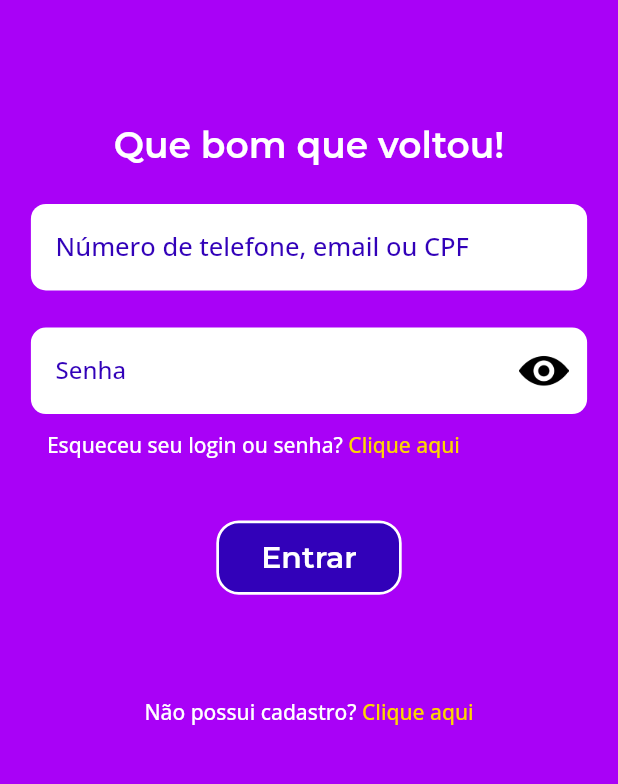
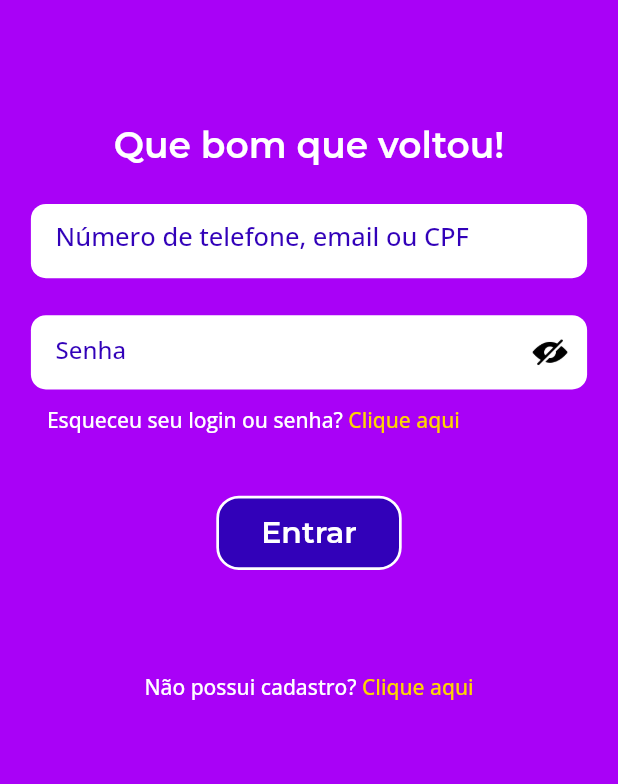
Before and after one commit to Palagio/app_todo_lovepeople, a Flutter app: the screen it shows after launch, on a phone screen of 412 x 824 dp, the part 371-1155 px from its top. Run offline on Flutter 3.47's test engine with Material 2 defaults, Android fonts, the phone set to English and light mode, and no system bars; our stand-ins replace google_fonts.

Commit message:
Atts gerencia de estado ver e desver

```diff
--- a/lib/app_widget.dart
+++ b/lib/app_widget.dart
@@ -1,4 +1,5 @@
 import 'package:app_todo_lovepeople/modules/auth/auth_view.dart';
+import 'package:app_todo_lovepeople/modules/sign_up/sign_up_view.dart';
 import 'package:flutter/material.dart';
 
 class AppWidget extends StatelessWidget {
@@ -7,6 +8,9 @@ class AppWidget extends StatelessWidget {
   @override
   Widget build(BuildContext context) {
     return MaterialApp(
+    routes: {
+         '/signUpView': (context) =>  SignUpView(),
+      },
       title: 'To Do List',
       debugShowCheckedModeBanner: false,
       theme: ThemeData(
--- a/lib/modules/auth/auth_model.dart
+++ b/lib/modules/auth/auth_model.dart
@@ -1,3 +1,12 @@
 class AuthModel {
-    bool obscureTextStatus = false;
+  BoolValue obscurePasswordStatus = BoolValue();
+  BoolValue obscurePasswordConfirmStatus = BoolValue();
+
 }
+
+class BoolValue {
+  bool value = true;
+  toggle(BoolValue) {
+    value = !value;
+  }
+}
--- a/lib/modules/auth/auth_view.dart
+++ b/lib/modules/auth/auth_view.dart
@@ -1,9 +1,12 @@
-import 'package:app_todo_lovepeople/modules/auth/widgets/auth_text_button_widget.dart';
+import 'package:app_todo_lovepeople/modules/auth/auth_model.dart';
+import 'package:app_todo_lovepeople/modules/auth/auth_presenter.dart';
+import 'package:app_todo_lovepeople/shared/widgets/text_button_widget.dart';
 import 'package:app_todo_lovepeople/shared/widgets/dynamic-button_widget.dart';
 import 'package:app_todo_lovepeople/shared/widgets/password_text_field_widget.dart';
 import 'package:app_todo_lovepeople/shared/widgets/text_form_field_widget.dart';
 import 'package:flutter/material.dart';
 import 'package:google_fonts/google_fonts.dart';
+import 'package:provider/provider.dart';
 
 class AuthView extends StatefulWidget {
   const AuthView({Key? key}) : super(key: key);
@@ -16,11 +19,13 @@ class _AuthViewState extends State<AuthView> {
   @override
   Widget build(BuildContext context) {
     final size = MediaQuery.of(context).size;
+
     return Scaffold(
       backgroundColor: Color.fromARGB(255, 169, 1, 247),
       body: SafeArea(
         child: SingleChildScrollView(
-          child: Column(
+          child: Consumer<AuthPresenter>(builder: (context, presenter, child) {
+            return Column(
               children: [
                 Stack(
                   children: [
@@ -85,9 +90,12 @@ class _AuthViewState extends State<AuthView> {
                   height: size.height * 0.03,
                 ),
                 PasswordTextFormFieldWidget(
+                  toggleStatus: presenter.toggle,
+                  status: presenter.authModel.obscurePasswordStatus,
                   hintText: 'Senha',
                 ),
-              AuthTextButtonWidget(
+                TextButtonWidget(
+                  route: '',
                   buttonText: 'Clique aqui',
                   text: 'Esqueceu seu login ou senha? ',
                   marginRight: size.width * 0.18,
@@ -102,13 +110,16 @@ class _AuthViewState extends State<AuthView> {
                   radius: 15,
                 ),
                 SizedBox(height: size.height * 0.07),
-              AuthTextButtonWidget(
+                TextButtonWidget(
+                  route: '',
                   marginRight: 0,
                   text: 'Não possui cadastro? ',
                   buttonText: 'Clique aqui',
-              )
+                ),
+
               ],
-          ),
+            );
+          }),
         ),
       ),
     );
--- a/lib/shared/widgets/password_text_field_widget.dart
+++ b/lib/shared/widgets/password_text_field_widget.dart
@@ -1,23 +1,24 @@
-import 'package:app_todo_lovepeople/modules/auth/auth_presenter.dart';
+import 'package:app_todo_lovepeople/modules/auth/auth_model.dart';
 import 'package:flutter/material.dart';
 import 'package:google_fonts/google_fonts.dart';
-import 'package:provider/provider.dart';
 
 class PasswordTextFormFieldWidget extends StatelessWidget {
   final String hintText;
-
+  final BoolValue status;
+  final Function(BoolValue) toggleStatus;
   PasswordTextFormFieldWidget({
     Key? key,
     required this.hintText,
+    required this.status,
+    required this.toggleStatus,
   }) : super(key: key);
 
   @override
   Widget build(BuildContext context) {
     final size = MediaQuery.of(context).size;
 
-    return Consumer<AuthPresenter>(builder: (context, presenter, child) {
     return Container(
-        height: size.height * 0.07,
+      height: size.height * 0.06,
       width: size.width * 0.9,
       decoration: BoxDecoration(
         color: Colors.white,
@@ -32,19 +33,19 @@ class PasswordTextFormFieldWidget extends StatelessWidget {
           ),
         ),
         expands: false,
-          obscureText: presenter.authModel.obscureTextStatus,
+        obscureText: status.value,
         decoration: InputDecoration(
           border: InputBorder.none,
           enabledBorder: InputBorder.none,
           suffixIcon: InkWell(
             onTap: () {
-                presenter.switchObscureTextStatus();
+              toggleStatus(status);
             },
             child: Container(
               height: size.height * 0.07,
               padding: EdgeInsets.all(size.width * 0.03),
               child: Image.asset(
-                  presenter.authModel.obscureTextStatus
+                status.value
                     ? 'assets/images/authImages/auth-password-eye.png'
                     : 'assets/images/authImages/auth-password-eye-sharp.png',
                 fit: BoxFit.cover,
@@ -63,6 +64,5 @@ class PasswordTextFormFieldWidget extends StatelessWidget {
         ),
       ),
     );
-    });
   }
 }
--- a/lib/modules/auth/widgets/auth_text_button_widget.dart
+++ b/lib/shared/widgets/text_button_widget.dart
@@ -1,16 +1,18 @@
 import 'package:flutter/material.dart';
 import 'package:google_fonts/google_fonts.dart';
 
-class AuthTextButtonWidget extends StatelessWidget {
+class TextButtonWidget extends StatelessWidget {
   final String text;
   final String buttonText;
+  final String route;
   final double marginRight;
 
-  const AuthTextButtonWidget({
+  const TextButtonWidget({
     Key? key,
     required this.text,
     required this.buttonText,
     required this.marginRight,
+    required this.route,
   }) : super(key: key);
 
   @override
@@ -32,7 +34,9 @@ class AuthTextButtonWidget extends StatelessWidget {
               ),
             ),
           ),
-          Container(
+          GestureDetector(
+            onTap: () => Navigator.pushNamed(context, '/signUpView'),
+            child: Container(
               child: Text(
                 buttonText,
                 style: GoogleFonts.openSans(
@@ -44,6 +48,7 @@ class AuthTextButtonWidget extends StatelessWidget {
                 ),
               ),
             ),
+          ),
         ],
       ),
     );
--- a/lib/shared/widgets/text_form_field_widget.dart
+++ b/lib/shared/widgets/text_form_field_widget.dart
@@ -17,7 +17,7 @@ class UserTextFormFieldWidget extends StatelessWidget {
 
     return Consumer<AuthPresenter>(builder: (context, presenter, child) {
       return Container(
-        height: size.height * 0.07,
+        height: size.height * 0.06,
         width: size.width * 0.9,
         decoration: BoxDecoration(
           color: Colors.white,
```
Also changed, not shown: lib/modules/auth/auth_presenter.dart (+5 -3 lines), lib/modules/sign_up/sign_up_view.dart (+92 -0 lines). Lines whose indentation alone changed are shown as unchanged.
